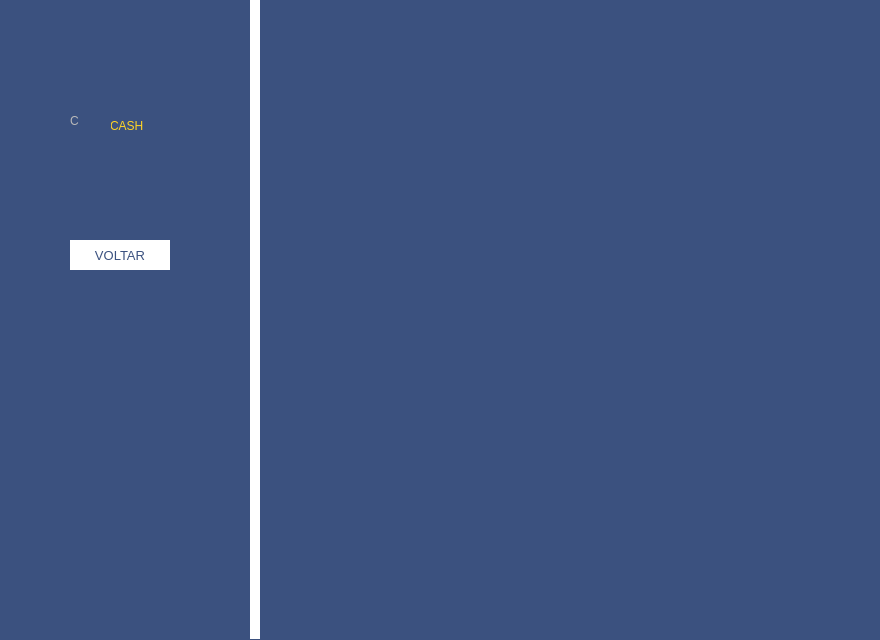
Old version of the form cambaCash/areaconta.ui in the repository Leumim2020/CambaCash.
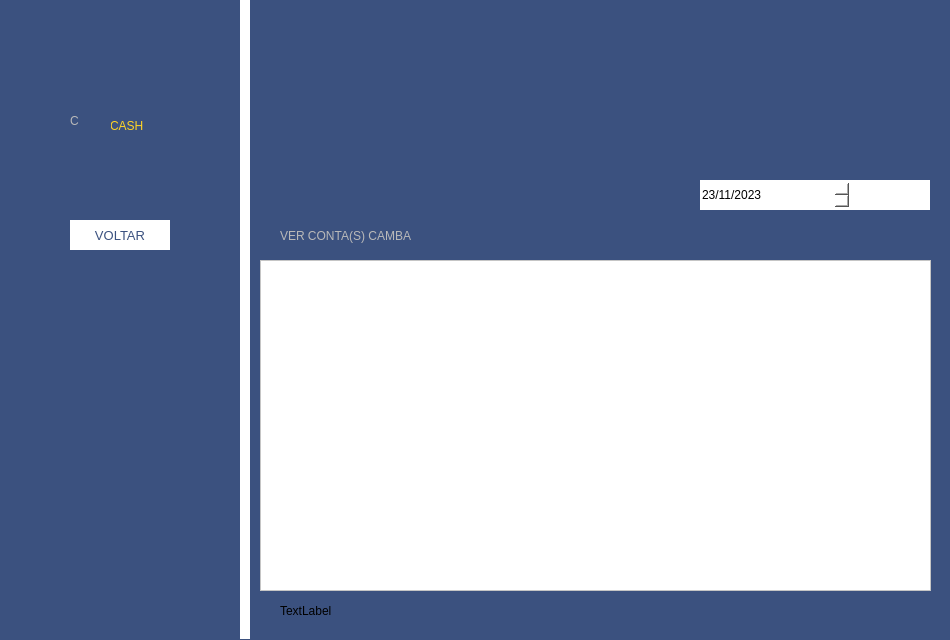
New version of the form. Icons and pictures are not drawn.

Patch:
```diff
--- a/cambaCash/areaconta.ui
+++ b/cambaCash/areaconta.ui
@@ -6,19 +6,19 @@
    <rect>
     <x>0</x>
     <y>0</y>
-    <width>880</width>
+    <width>950</width>
     <height>640</height>
    </rect>
   </property>
   <property name="minimumSize">
    <size>
-    <width>880</width>
+    <width>950</width>
     <height>640</height>
    </size>
   </property>
   <property name="maximumSize">
    <size>
-    <width>880</width>
+    <width>950</width>
     <height>640</height>
    </size>
   </property>
@@ -31,7 +31,7 @@
   <widget class="Line" name="line">
    <property name="geometry">
     <rect>
-     <x>250</x>
+     <x>240</x>
      <y>0</y>
      <width>10</width>
      <height>639</height>
@@ -61,7 +61,7 @@
    <property name="geometry">
     <rect>
      <x>70</x>
-     <y>240</y>
+     <y>220</y>
      <width>100</width>
      <height>30</height>
     </rect>
@@ -90,10 +90,17 @@
     <cursorShape>PointingHandCursor</cursorShape>
    </property>
    <property name="styleSheet">
-    <string notr="true">border:1px solid white;
-font: 10pt &quot;Segoe UI&quot;;
-background-color:white;
-color:rgb(59,81,127);</string>
+    <string notr="true">QPushButton{
+	border:1px solid white;
+	background-image: url(:/area/area/back.png);
+	background-repeat:none;
+	font: 10pt &quot;Segoe UI&quot;;
+	background-color:white;
+	color:rgb(59,81,127);
+}
+QPushButton:hover{
+	border:1px solid #0090d8;
+}</string>
    </property>
    <property name="text">
     <string>VOLTAR</string>
@@ -140,6 +147,163 @@
     <string>C</string>
    </property>
   </widget>
+  <widget class="QLabel" name="label_8">
+   <property name="geometry">
+    <rect>
+     <x>280</x>
+     <y>220</y>
+     <width>181</width>
+     <height>31</height>
+    </rect>
+   </property>
+   <property name="cursor">
+    <cursorShape>ArrowCursor</cursorShape>
+   </property>
+   <property name="styleSheet">
+    <string notr="true">font: 13pt &quot;Segoe UI &quot;;
+color: rgb(185, 185, 185);
+</string>
+   </property>
+   <property name="text">
+    <string>VER CONTA(S) CAMBA</string>
+   </property>
+  </widget>
+  <widget class="QLabel" name="label_2">
+   <property name="geometry">
+    <rect>
+     <x>470</x>
+     <y>220</y>
+     <width>31</width>
+     <height>31</height>
+    </rect>
+   </property>
+   <property name="styleSheet">
+    <string notr="true">background-image: url(:/area/area/relatorio.png);
+background-repeat:none;</string>
+   </property>
+   <property name="text">
+    <string/>
+   </property>
+  </widget>
+  <widget class="QDateEdit" name="dateEdit">
+   <property name="enabled">
+    <bool>true</bool>
+   </property>
+   <property name="geometry">
+    <rect>
+     <x>700</x>
+     <y>180</y>
+     <width>150</width>
+     <height>30</height>
+    </rect>
+   </property>
+   <property name="minimumSize">
+    <size>
+     <width>150</width>
+     <height>30</height>
+    </size>
+   </property>
+   <property name="maximumSize">
+    <size>
+     <width>150</width>
+     <height>30</height>
+    </size>
+   </property>
+   <property name="styleSheet">
+    <string notr="true">border:none;
+background-color:white;
+font: 10pt &quot;Segoe UI&quot;;
+
+</string>
+   </property>
+   <property name="readOnly">
+    <bool>false</bool>
+   </property>
+   <property name="correctionMode">
+    <enum>QAbstractSpinBox::CorrectToPreviousValue</enum>
+   </property>
+   <property name="showGroupSeparator" stdset="0">
+    <bool>false</bool>
+   </property>
+   <property name="displayFormat">
+    <string>dd/MM/yyyy</string>
+   </property>
+   <property name="date">
+    <date>
+     <year>2023</year>
+     <month>11</month>
+     <day>23</day>
+    </date>
+   </property>
+  </widget>
+  <widget class="QPushButton" name="pushButton_2">
+   <property name="geometry">
+    <rect>
+     <x>850</x>
+     <y>180</y>
+     <width>80</width>
+     <height>30</height>
+    </rect>
+   </property>
+   <property name="minimumSize">
+    <size>
+     <width>80</width>
+     <height>30</height>
+    </size>
+   </property>
+   <property name="maximumSize">
+    <size>
+     <width>80</width>
+     <height>30</height>
+    </size>
+   </property>
+   <property name="cursor">
+    <cursorShape>PointingHandCursor</cursorShape>
+   </property>
+   <property name="styleSheet">
+    <string notr="true">QPushButton{
+	border:none;
+	image: url(:/area/area/cash.png);
+	background-repeat:none;
+	background-color:white;
+}
+QPushButton:hover{
+	border:1px solid #0090d8;
+}</string>
+   </property>
+   <property name="text">
+    <string/>
+   </property>
+  </widget>
+  <widget class="QLabel" name="label_date">
+   <property name="geometry">
+    <rect>
+     <x>280</x>
+     <y>600</y>
+     <width>251</width>
+     <height>21</height>
+    </rect>
+   </property>
+   <property name="text">
+    <string>TextLabel</string>
+   </property>
+  </widget>
+  <widget class="QTableView" name="tableView">
+   <property name="geometry">
+    <rect>
+     <x>260</x>
+     <y>260</y>
+     <width>671</width>
+     <height>331</height>
+    </rect>
+   </property>
+   <property name="styleSheet">
+    <string notr="true">background-color: rgb(255, 255, 255);</string>
+   </property>
+   <attribute name="horizontalHeaderStretchLastSection">
+    <bool>false</bool>
+   </attribute>
+  </widget>
  </widget>
  <resources/>
  <connections/>
```
Left out of the diff: 5 changed lines with no effect on the pictures.
